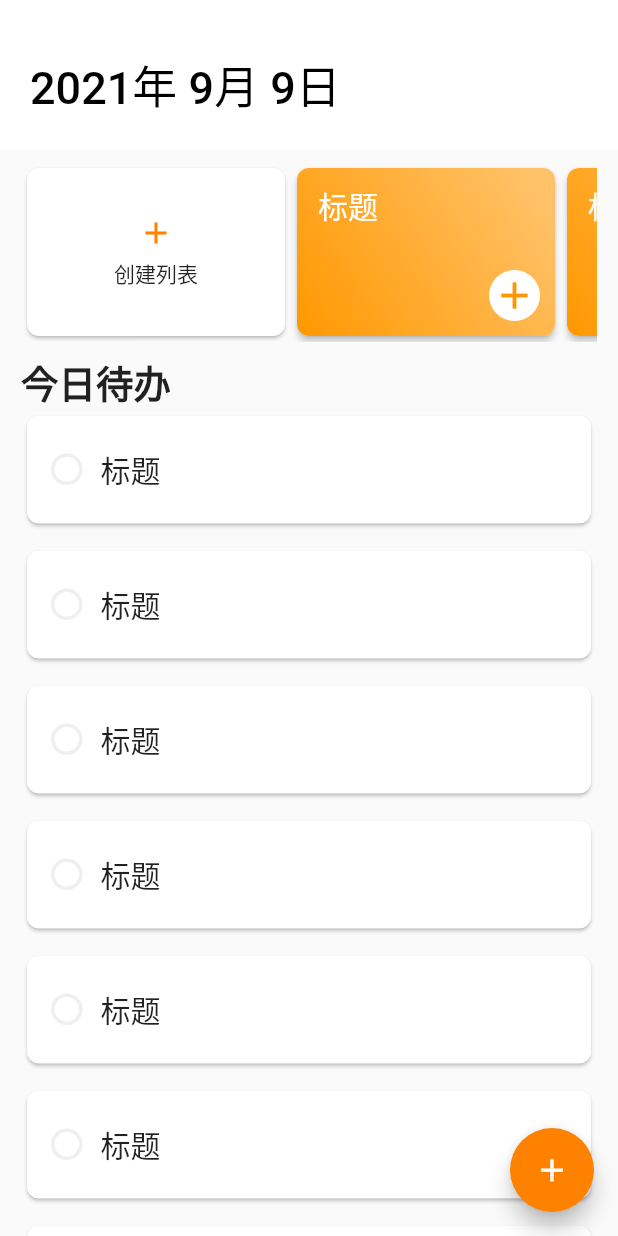
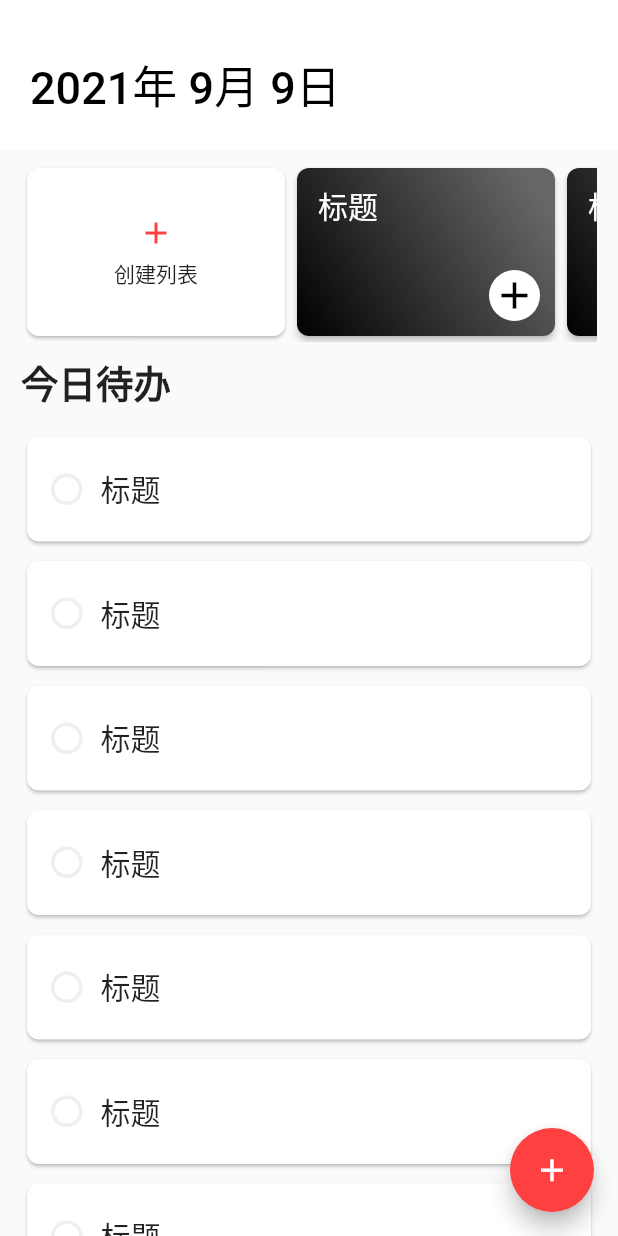
Before and after one commit to woxihejinghao/flutter_life_record, a Flutter app: the screen it shows after launch, on a phone screen of 412 x 824 dp. Run offline on Flutter 3.47's test engine with Material 2 defaults, Android fonts, the phone set to English and light mode, and no system bars.

```diff
--- a/lib/Common/lr_color.dart
+++ b/lib/Common/lr_color.dart
@@ -2,7 +2,7 @@ import 'package:flutter/material.dart';
 
 class LRThemeColor {
   ///主题颜色
-  static var mainColor = HexColor("#FF8100");
+  static var mainColor = HexColor("#FF4040");
 
   ///字体颜色（999999）
   static var lightTextColor = HexColor("#999999");
--- a/lib/Page/ToDo/Pages/todo_home_page.dart
+++ b/lib/Page/ToDo/Pages/todo_home_page.dart
@@ -42,7 +42,7 @@ class _ToDoHomePageState extends State<ToDoHomePage> {
           SliverToBoxAdapter(
             //今日待办
             child: Container(
-              margin: EdgeInsets.only(left: 14),
+              margin: EdgeInsets.only(left: 14, bottom: 14),
               child: Text(
                 "今日待办",
                 style: TextStyle(fontSize: 25, fontWeight: FontWeight.bold),
@@ -53,8 +53,7 @@ class _ToDoHomePageState extends State<ToDoHomePage> {
               delegate: SliverChildBuilderDelegate((context, index) {
             return Container(
               padding: EdgeInsets.only(left: 14, right: 14),
-              margin: EdgeInsets.only(bottom: 10),
-              height: 80,
+              margin: EdgeInsets.only(bottom: 5),
               child: ToDoListCard(),
             );
           }, childCount: 50)),
--- a/lib/Page/ToDo/Widgets/todo_litst_card.dart
+++ b/lib/Page/ToDo/Widgets/todo_litst_card.dart
@@ -15,7 +15,7 @@ class _ToDoListCardState extends State<ToDoListCard> {
     return Container(
       child: Card(
         child: Padding(
-          padding: EdgeInsets.only(left: 14),
+          padding: EdgeInsets.only(left: 14, bottom: 20, top: 20),
           child: Row(
             children: [
               Icon(
--- a/lib/Page/ToDo/Widgets/todo_project_card.dart
+++ b/lib/Page/ToDo/Widgets/todo_project_card.dart
@@ -9,7 +9,7 @@ class ToDoProjectCard extends StatelessWidget {
       {Key? key,
       this.iconData = Icons.add,
       this.title = "标题",
-      this.color = Colors.orange})
+      this.color = Colors.black})
       : super(key: key);
 
   @override
```
Also changed, not shown: lib/Page/ToDo/Pages/todo_list_create_page.dart (+28 -12 lines), lib/Page/ToDo/Pages/todo_list_time_select_page.dart (added, +30 -0 lines), lib/Page/ToDo/Pages/todo_project_select_page.dart (added, +37 -0 lines).
